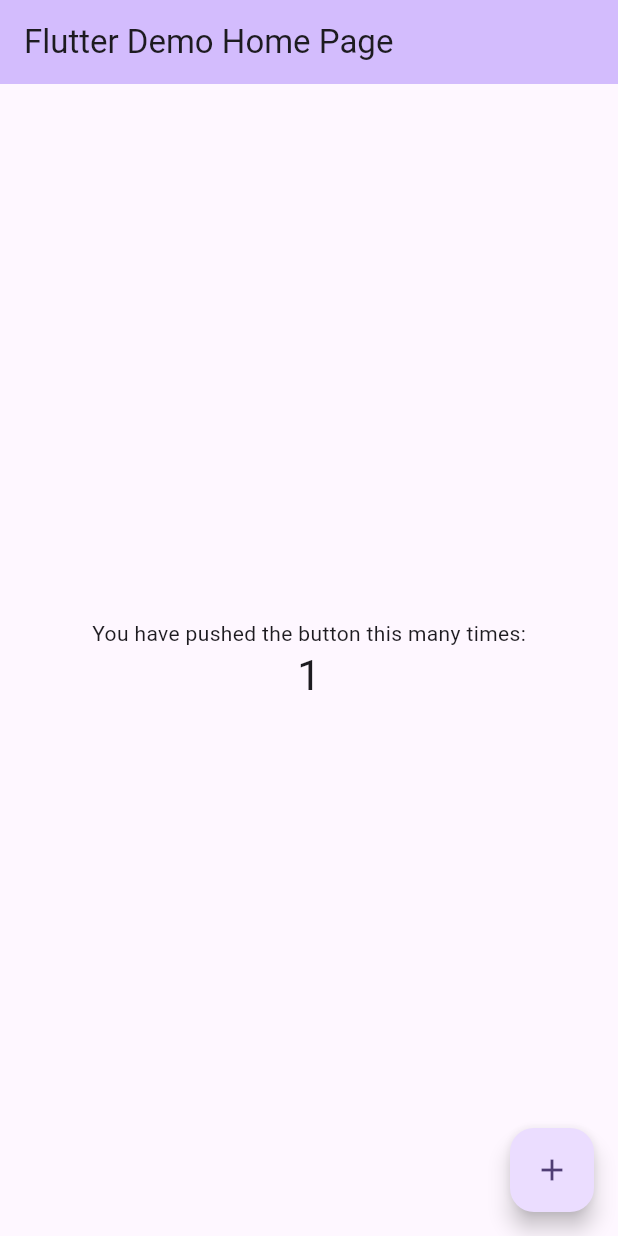
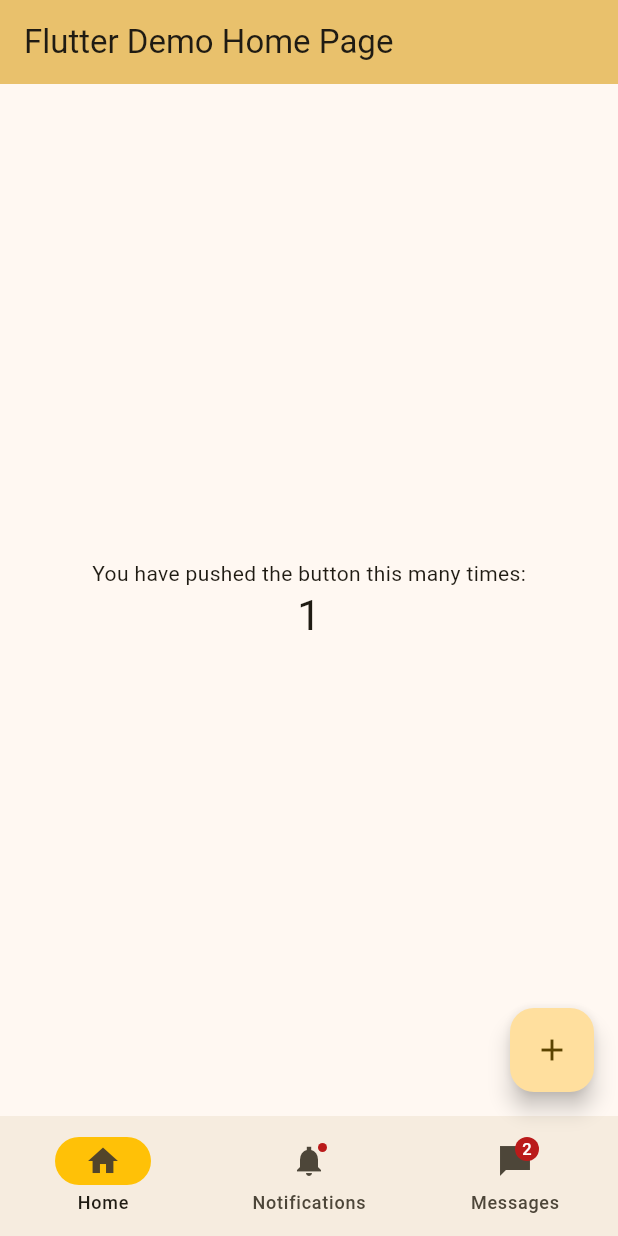
Before and after one commit to OGreenwood672/CamCurrents, a Flutter app: the screen it shows after launch, after a tap on the "add" icon, on a phone screen of 412 x 824 dp. Run offline on Flutter 3.47's test engine with Material 3 defaults, Android fonts, the phone set to English and light mode, and no system bars.

```diff
--- a/lib/main.dart
+++ b/lib/main.dart
@@ -28,7 +28,7 @@ class MyApp extends StatelessWidget {
         //
         // This works for code too, not just values: Most code changes can be
         // tested with just a hot reload.
-        colorScheme: ColorScheme.fromSeed(seedColor: Colors.deepPurple),
+        colorScheme: ColorScheme.fromSeed(seedColor: Colors.amber),
         useMaterial3: true,
       ),
       home: const MyHomePage(title: 'Flutter Demo Home Page'),
@@ -56,6 +56,7 @@ class MyHomePage extends StatefulWidget {
 
 class _MyHomePageState extends State<MyHomePage> {
   int _counter = 0;
+  int _selectedIndex = 0;
 
   void _incrementCounter() {
     setState(() {
@@ -120,6 +121,33 @@ class _MyHomePageState extends State<MyHomePage> {
         tooltip: 'Increment',
         child: const Icon(Icons.add),
       ), // This trailing comma makes auto-formatting nicer for build methods.
+      bottomNavigationBar: NavigationBar(
+        onDestinationSelected: (int index) {
+          setState(() {
+            _selectedIndex = index;
+          });
+        },
+        indicatorColor: Colors.amber,
+        selectedIndex: _selectedIndex,
+        destinations: const <Widget>[
+          NavigationDestination(
+            selectedIcon: Icon(Icons.home),
+            icon: Icon(Icons.home_outlined),
+            label: 'Home',
+          ),
+          NavigationDestination(
+            icon: Badge(child: Icon(Icons.notifications_sharp)),
+            label: 'Notifications',
+          ),
+          NavigationDestination(
+            icon: Badge(
+              label: Text('2'),
+              child: Icon(Icons.messenger_sharp),
+            ),
+            label: 'Messages',
+          ),
+        ],
+      ),
     );
   }
 }
```
